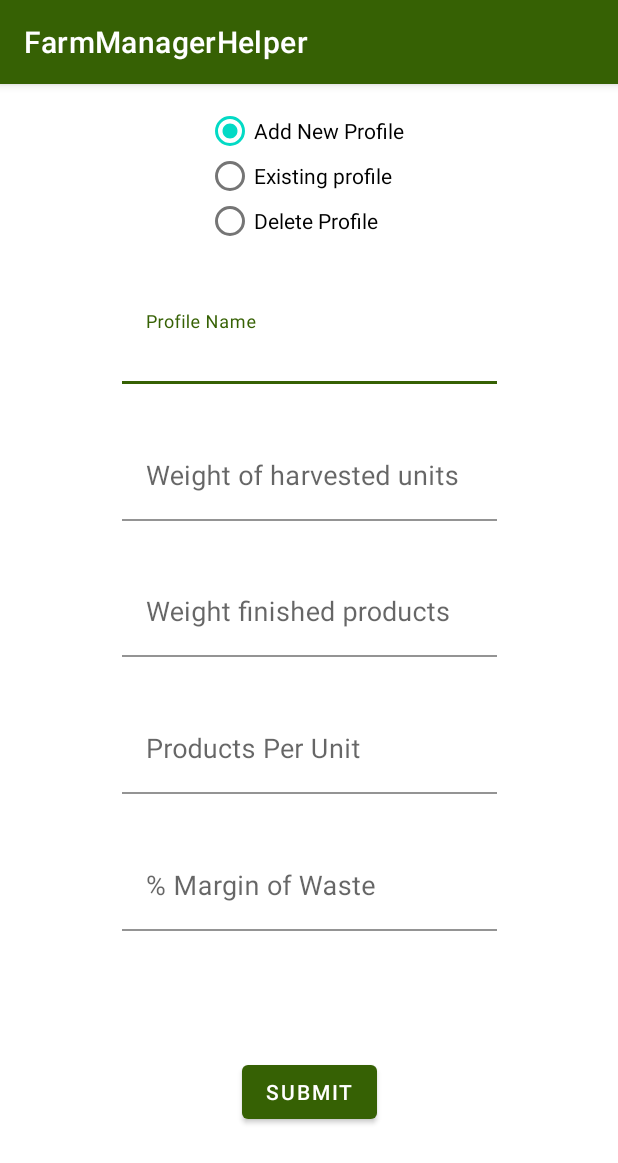
After one commit to DanFoleyGit/FarmManagerHelper, an Android app: the ProduceEstimatorManagerProfiles screen opened directly, with no data from a screen before it, on a phone screen of 412 x 824 dp. The commit adds this screen. Shown: the top 1163 px of the screen. Run offline under Robolectric (Android 15) with nearby library versions, the phone set to English and light mode, and no system bars; 5 statements that could not run were skipped.

Commit message:
Produce Estimator added
Added Produce estimator and UI for the manager only profiles use Material You

```diff
--- a/app/src/main/AndroidManifest.xml
+++ b/app/src/main/AndroidManifest.xml
@@ -9,7 +9,9 @@
         android:roundIcon="@mipmap/ic_launcher_round"
         android:supportsRtl="true"
         android:theme="@style/AppTheme">
-        <activity android:name=".ShippingCalculatorManagerProfiles"></activity>
+        <activity android:name=".ProduceEstimatorManagerProfiles"></activity>
+        <activity android:name=".ProduceEstimator" />
+        <activity android:name=".ShippingCalculatorManagerProfiles" />
         <activity android:name=".ShippingCalculator" />
         <activity android:name=".ManagerOrderBoardSettings" />
         <activity android:name=".OrdersBoard" />
--- /dev/null
+++ b/app/src/main/java/com/example/farmmanagerhelper/ProduceEstimatorManagerProfiles.java
@@ -0,0 +1,57 @@
+package com.example.farmmanagerhelper;
+
+import androidx.appcompat.app.AppCompatActivity;
+
+import android.os.Bundle;
+import android.view.View;
+import android.widget.Button;
+import android.widget.EditText;
+import android.widget.RadioButton;
+
+public class ProduceEstimatorManagerProfiles extends AppCompatActivity {
+
+    EditText editTextProduceEstimatorQuantityLayout = null;
+    EditText editTextProduceEstimatorQuantity = null;
+    EditText editTextProduceEstimatorWeightRawUnitsLayout = null;
+    EditText editTextProduceEstimatorWeightRawUnits = null;
+    EditText editTextProduceEstimatorWeightOfFinishedProductsLayout = null;
+    EditText editTextProduceEstimatorWeightOfFinishedProducts = null;
+    EditText editTextProduceEstimatorProductsPerFinishedUnitLayout = null;
+    EditText editTextProduceEstimatorProductsPerFinishedUnit = null;
+    EditText editTextProduceEstimatorProductWasteMarginLayout = null;
+    EditText editTextProduceEstimatorProductWasteMargin = null;
+
+    RadioButton radioProduceEstimatorAddShippingProfile = null;
+    RadioButton radioProduceEstimatorUpdateShippingProfile = null;
+    RadioButton radioProduceEstimatorDeleteShippingCalcProfile = null;
+
+    Button buttonProduceEstimatorProfileSubmit = null;
+    @Override
+    protected void onCreate(Bundle savedInstanceState) {
+        super.onCreate(savedInstanceState);
+        setContentView(R.layout.activity_produce_estimator_manager_profiles);
+
+        editTextProduceEstimatorQuantityLayout = findViewById(R.id.editTextProduceEstimatorQuantityLayout);
+        editTextProduceEstimatorQuantity = findViewById(R.id.editTextProduceEstimatorQuantity);
+        editTextProduceEstimatorWeightRawUnitsLayout = findViewById(R.id.editTextProduceEstimatorWeightRawUnitsLayout);
+        editTextProduceEstimatorWeightRawUnits = findViewById(R.id.editTextProduceEstimatorWeightRawUnits);
+        editTextProduceEstimatorWeightOfFinishedProductsLayout = findViewById(R.id.editTextProduceEstimatorWeightOfFinishedProductsLayout);
+        editTextProduceEstimatorWeightOfFinishedProducts = findViewById(R.id.editTextProduceEstimatorWeightOfFinishedProducts);
+        editTextProduceEstimatorProductsPerFinishedUnitLayout = findViewById(R.id.editTextProduceEstimatorProductsPerFinishedUnitLayout);
+        editTextProduceEstimatorProductsPerFinishedUnit = findViewById(R.id.editTextProduceEstimatorProductsPerFinishedUnit);
+        editTextProduceEstimatorProductWasteMarginLayout = findViewById(R.id.editTextProduceEstimatorProductWasteMarginLayout);
+        editTextProduceEstimatorProductWasteMargin = findViewById(R.id.editTextProduceEstimatorProductWasteMargin);
+
+        radioProduceEstimatorAddShippingProfile = findViewById(R.id.radioProduceEstimatorAddShippingProfile);
+        radioProduceEstimatorUpdateShippingProfile = findViewById(R.id.radioProduceEstimatorUpdateShippingProfile);
+        radioProduceEstimatorDeleteShippingCalcProfile = findViewById(R.id.radioProduceEstimatorDeleteShippingCalcProfile);
+
+        buttonProduceEstimatorProfileSubmit = null;
+    }
+
+    // Function needed for radio buttons to work
+    //
+    public void onRadioButtonClicked(View view) {
+
+    }
+}
--- a/app/src/main/res/layout/activity_main.xml
+++ b/app/src/main/res/layout/activity_main.xml
@@ -78,7 +78,7 @@
         app:layout_constraintTop_toBottomOf="@+id/imageView" />
 
     <com.google.android.material.button.MaterialButton
-        android:id="@+id/buttonOpenTool2Activity"
+        android:id="@+id/buttonOpenProduceEstimator"
         android:layout_width="120dp"
         android:layout_height="wrap_content"
         android:layout_marginTop="188dp"
--- /dev/null
+++ b/app/src/main/res/layout/activity_produce_estimator_manager_profiles.xml
@@ -0,0 +1,170 @@
+<?xml version="1.0" encoding="utf-8"?>
+<androidx.constraintlayout.widget.ConstraintLayout xmlns:android="http://schemas.android.com/apk/res/android"
+    xmlns:app="http://schemas.android.com/apk/res-auto"
+    xmlns:tools="http://schemas.android.com/tools"
+    android:layout_width="match_parent"
+    android:layout_height="match_parent"
+    tools:context=".ProduceEstimatorManagerProfiles">
+
+    <RadioGroup
+        android:id="@+id/radioGroupProduceEstimator"
+        android:layout_width="137dp"
+        android:layout_height="140dp"
+        android:layout_marginTop="16dp"
+        android:orientation="vertical"
+        app:layout_constraintEnd_toEndOf="parent"
+        app:layout_constraintHorizontal_bias="0.5"
+        app:layout_constraintStart_toStartOf="parent"
+        app:layout_constraintTop_toTopOf="parent">
+
+        <RadioButton
+            android:id="@+id/radioProduceEstimatorAddShippingProfile"
+            android:layout_width="wrap_content"
+            android:layout_height="30dp"
+            android:checked="true"
+            android:text="Add New Profile" />
+
+        <RadioButton
+            android:id="@+id/radioProduceEstimatorUpdateShippingProfile"
+            android:layout_width="wrap_content"
+            android:layout_height="30dp"
+            android:text="Existing profile" />
+
+        <RadioButton
+            android:id="@+id/radioProduceEstimatorDeleteShippingCalcProfile"
+            android:layout_width="wrap_content"
+            android:layout_height="30dp"
+            android:text="Delete Profile" />
+    </RadioGroup>
+
+    <com.google.android.material.textfield.TextInputLayout
+        android:id="@+id/editTextProduceEstimatorQuantityLayout"
+        android:layout_width="250dp"
+        android:layout_height="60dp"
+        android:layout_margin="50dp"
+        android:hint="Profile Name"
+        app:layout_constraintBottom_toBottomOf="parent"
+        app:layout_constraintEnd_toEndOf="parent"
+        app:layout_constraintStart_toStartOf="parent"
+        app:layout_constraintTop_toTopOf="parent"
+        app:layout_constraintVertical_bias="0.15">
+
+        <com.google.android.material.textfield.TextInputEditText
+            android:id="@+id/editTextProduceEstimatorQuantity"
+            android:layout_width="match_parent"
+            android:layout_height="wrap_content"
+            android:background="@android:color/transparent"
+            android:textAlignment="center"
+            android:inputType="text"
+            android:maxLines="1"
+            android:textSize="18sp"
+            android:visibility="visible"/>
+
+    </com.google.android.material.textfield.TextInputLayout>
+
+    <com.google.android.material.textfield.TextInputLayout
+        android:id="@+id/editTextProduceEstimatorWeightRawUnitsLayout"
+        android:layout_width="250dp"
+        android:layout_height="60dp"
+        android:layout_margin="50dp"
+        android:hint="Weight of harvested units"
+        app:layout_constraintBottom_toBottomOf="parent"
+        app:layout_constraintEnd_toEndOf="parent"
+        app:layout_constraintStart_toStartOf="parent"
+        app:layout_constraintTop_toTopOf="parent"
+        app:layout_constraintVertical_bias="0.30">
+
+        <com.google.android.material.textfield.TextInputEditText
+            android:id="@+id/editTextProduceEstimatorWeightRawUnits"
+            android:layout_width="match_parent"
+            android:layout_height="wrap_content"
+            android:background="@android:color/transparent"
+            android:textAlignment="center"
+            android:inputType="number"
+            android:maxLines="1"
+            android:textSize="18sp"/>
+    </com.google.android.material.textfield.TextInputLayout>
+
+    <com.google.android.material.textfield.TextInputLayout
+        android:id="@+id/editTextProduceEstimatorWeightOfFinishedProductsLayout"
+        android:layout_width="250dp"
+        android:layout_height="60dp"
+        android:layout_margin="50dp"
+        android:hint="Weight finished products"
+        app:layout_constraintBottom_toBottomOf="parent"
+        app:layout_constraintEnd_toEndOf="parent"
+        app:layout_constraintStart_toStartOf="parent"
+        app:layout_constraintTop_toTopOf="parent"
+        app:layout_constraintVertical_bias="0.45">
+
+        <com.google.android.material.textfield.TextInputEditText
+            android:id="@+id/editTextProduceEstimatorWeightOfFinishedProducts"
+            android:layout_width="match_parent"
+            android:layout_height="wrap_content"
+            android:background="@android:color/transparent"
+            android:textAlignment="center"
+            android:inputType="number"
+            android:maxLines="1"
+            android:textSize="18sp"/>
+    </com.google.android.material.textfield.TextInputLayout>
+
+    <com.google.android.material.textfield.TextInputLayout
+        android:id="@+id/editTextProduceEstimatorProductsPerFinishedUnitLayout"
+        android:layout_width="250dp"
+        android:layout_height="60dp"
+        android:layout_margin="50dp"
+        android:hint="Products Per Unit"
+        app:layout_constraintBottom_toBottomOf="parent"
+        app:layout_constraintEnd_toEndOf="parent"
+        app:layout_constraintStart_toStartOf="parent"
+        app:layout_constraintTop_toTopOf="parent"
+        app:layout_constraintVertical_bias="0.60">
+
+        <com.google.android.material.textfield.TextInputEditText
+            android:id="@+id/editTextProduceEstimatorProductsPerFinishedUnit"
+            android:layout_width="match_parent"
+            android:layout_height="wrap_content"
+            android:background="@android:color/transparent"
+            android:textAlignment="center"
+            android:inputType="number"
+            android:maxLines="1"
+            android:textSize="18sp"/>
+    </com.google.android.material.textfield.TextInputLayout>
+
+    <com.google.android.material.textfield.TextInputLayout
+        android:id="@+id/editTextProduceEstimatorProductWasteMarginLayout"
+        android:layout_width="250dp"
+        android:layout_height="60dp"
+        android:layout_margin="50dp"
+        android:hint="\% Margin of Waste"
+        app:layout_constraintBottom_toBottomOf="parent"
+        app:layout_constraintEnd_toEndOf="parent"
+        app:layout_constraintStart_toStartOf="parent"
+        app:layout_constraintTop_toTopOf="parent"
+        app:layout_constraintVertical_bias="0.75">
+
+        <com.google.android.material.textfield.TextInputEditText
+            android:id="@+id/editTextProduceEstimatorProductWasteMargin"
+            android:layout_width="match_parent"
+            android:layout_height="wrap_content"
+            android:background="@android:color/transparent"
+            android:inputType="number"
+            android:maxLines="1"
+            android:maxLength="2"
+            android:textAlignment="center"
+            android:textSize="18sp" />
+    </com.google.android.material.textfield.TextInputLayout>
+
+    <com.google.android.material.button.MaterialButton
+        android:id="@+id/buttonProduceEstimatorProfileSubmit"
+        android:layout_width="wrap_content"
+        android:layout_height="wrap_content"
+        android:text="Submit"
+        app:layout_constraintBottom_toBottomOf="parent"
+        app:layout_constraintEnd_toEndOf="parent"
+        app:layout_constraintStart_toStartOf="parent"
+        app:layout_constraintTop_toTopOf="parent"
+        app:layout_constraintVertical_bias="0.90" />
+
+
+</androidx.constraintlayout.widget.ConstraintLayout>
```
Also changed, not shown: app/src/main/java/com/example/farmmanagerhelper/MainActivity.java (+11 -0 lines), app/src/main/java/com/example/farmmanagerhelper/ProduceEstimator.java (added, +50 -0 lines), app/src/main/res/layout/activity_produce_estimator.xml (added, +53 -0 lines).
